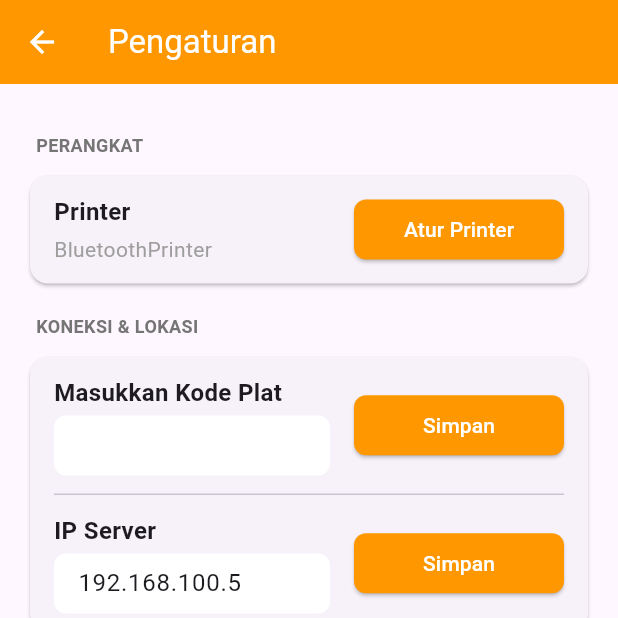
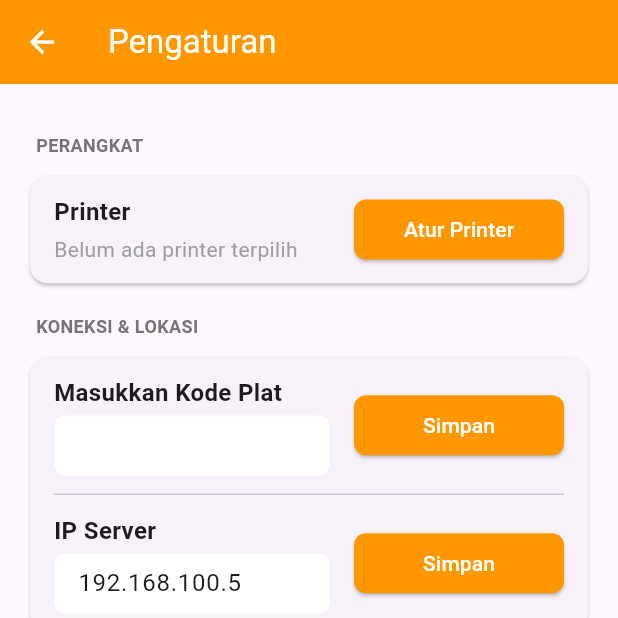
Before and after one commit to MUHAMMADKASIM28/parkaways_ep_flutter, a Flutter app: the SettingsView screen opened by its route, on a phone screen of 412 x 824 dp, the top half of it. Run offline on Flutter 3.47's test engine with Material 3 defaults, Android fonts, the phone set to English and light mode, and no system bars; our stand-ins replace another_flushbar, fluttertoast, get, go_router; missing offline and left inert: blue_thermal_printer, mobile_scanner.

Commit message:
package mobile scanner & bluetooth printer done

```diff
--- a/lib/features/dashboard/views/widgets/durasi_section.dart
+++ b/lib/features/dashboard/views/widgets/durasi_section.dart
@@ -1,3 +1,5 @@
+// lib/features/dashboard/views/widgets/durasi_section.dart
+
 import 'package:flutter/material.dart';
 import 'package:get/get.dart';
 import '../../controllers/dashboard_controllers.dart';
@@ -37,6 +39,7 @@ class DurasiSection extends GetView<DashboardController> {
           ),
         ),
         const SizedBox(height: 24),
+        // DIUBAH: Bungkus semua InfoText dengan Obx agar nilainya dinamis
         Obx(() => InfoText(label: 'Waktu Masuk', value: controller.waktuMasuk.value)),
         Obx(() => InfoText(label: 'Waktu Scan', value: controller.waktuScan.value)),
         Obx(() => InfoText(label: 'Durasi', value: controller.durasi.value)),
@@ -52,7 +55,6 @@ class InfoText extends StatelessWidget {
 
   @override
   Widget build(BuildContext context) {
-    // Definisikan warna baru di sini
     const Color highlightColor = Color(0xFFF5A623);
 
     return Padding(
@@ -60,7 +62,6 @@ class InfoText extends StatelessWidget {
       child: Column(
         crossAxisAlignment: CrossAxisAlignment.start,
         children: [
-          // DIUBAH: Warna teks label
           Text(label, style: const TextStyle(color: highlightColor)),
           Text(value, style: const TextStyle(color: Colors.white, fontSize: 16, fontWeight: FontWeight.bold)),
         ],
--- a/lib/features/settings/models/settings_models.dart
+++ b/lib/features/settings/models/settings_models.dart
@@ -1,13 +1,17 @@
-// lib/features/settings/models/settings_model.dart
+// lib/features/settings/models/settings_models.dart
 
 class SettingsModel {
-  String selectedPrinter;
+  // Simpan nama dan alamat printer
+  String selectedPrinterName;
+  String selectedPrinterAddress;
+
   String locationCode;
   String ipServer;
   String username;
 
   SettingsModel({
-    this.selectedPrinter = 'BluetoothPrinter',
+    this.selectedPrinterName = '',
+    this.selectedPrinterAddress = '',
     this.locationCode = '',
     this.ipServer = '192.168.1.1',
     this.username = 'kasir_1',
--- a/lib/features/settings/views/settings_views.dart
+++ b/lib/features/settings/views/settings_views.dart
@@ -5,6 +5,8 @@ import 'package:go_router/go_router.dart';
 import '../controllers/settings_controllers.dart';
 import 'widgets/settings_group.dart';
 import 'widgets/settings_item.dart';
+// DIUBAH: Perbaiki cara impor package di sini
+import 'package:blue_thermal_printer/blue_thermal_printer.dart';
 
 class SettingsView extends StatefulWidget {
   const SettingsView({super.key});
@@ -14,33 +16,46 @@ class SettingsView extends StatefulWidget {
 
 class _SettingsViewState extends State<SettingsView> {
   final _controller = SettingsController();
+  List<BluetoothDevice> _devices = [];
+  bool _isLoading = false;
 
   @override
-  void dispose() {
-    _controller.dispose();
-    super.dispose();
+  void initState() {
+    super.initState();
+    _getBluetoothDevices();
   }
 
-  // ... (fungsi _showPrinterDialog tidak berubah)
+  void _getBluetoothDevices() async {
+    setState(() => _isLoading = true);
+    try {
+      _devices = await BlueThermalPrinter.instance.getBondedDevices();
+    } catch (e) {
+      print("Error getting devices: $e");
+    }
+    setState(() => _isLoading = false);
+  }
+
   void _showPrinterDialog() {
     showDialog(
       context: context,
       builder: (BuildContext context) {
-        final List<String> printers = ['Default Printer', 'BluetoothPrinter'];
-
         return AlertDialog(
-          title: const Text('Pilih Printer'),
+          title: const Text('Pilih Printer Bluetooth'),
           content: SizedBox(
             width: double.minPositive,
-            child: ListView.builder(
+            child: _isLoading
+                ? const Center(child: CircularProgressIndicator())
+                : ListView.builder(
               shrinkWrap: true,
-              itemCount: printers.length,
+              itemCount: _devices.length,
               itemBuilder: (context, index) {
+                final device = _devices[index];
                 return ListTile(
-                  title: Text(printers[index]),
+                  title: Text(device.name ?? 'Unknown Device'),
+                  subtitle: Text(device.address ?? ''),
                   onTap: () {
                     setState(() {
-                      _controller.selectPrinter(printers[index]);
+                      _controller.selectPrinter(device);
                     });
                     Navigator.of(context).pop();
                   },
@@ -48,11 +63,22 @@ class _SettingsViewState extends State<SettingsView> {
               },
             ),
           ),
+          actions: [
+            TextButton(
+              onPressed: _getBluetoothDevices,
+              child: const Text('REFRESH'),
+            ),
+          ],
         );
       },
     );
   }
 
+  @override
+  void dispose() {
+    _controller.dispose();
+    super.dispose();
+  }
 
   @override
   Widget build(BuildContext context) {
@@ -62,12 +88,8 @@ class _SettingsViewState extends State<SettingsView> {
           icon: const Icon(Icons.arrow_back, color: Colors.white),
           onPressed: () => context.go('/dashboard'),
         ),
-        title: const Text(
-          'Pengaturan',
-          style: TextStyle(color: Colors.white),
-        ),
+        title: const Text('Pengaturan', style: TextStyle(color: Colors.white)),
         backgroundColor: Colors.orange,
-        foregroundColor: Colors.white,
       ),
       body: ListView(
         padding: const EdgeInsets.all(16.0),
@@ -77,7 +99,9 @@ class _SettingsViewState extends State<SettingsView> {
             children: [
               SettingItem(
                 title: 'Printer',
-                subtitle: _controller.settings.selectedPrinter,
+                subtitle: _controller.settings.selectedPrinterName.isNotEmpty
+                    ? _controller.settings.selectedPrinterName
+                    : 'Belum ada printer terpilih',
                 buttonText: 'Atur Printer',
                 onButtonPressed: _showPrinterDialog,
               ),
@@ -90,15 +114,13 @@ class _SettingsViewState extends State<SettingsView> {
                 title: 'Masukkan Kode Plat',
                 buttonText: 'Simpan',
                 textFieldController: _controller.locationCodeController,
-                hintText: _controller.settings.locationCode,
                 onButtonPressed: _controller.saveLocationCode,
               ),
-              // 👇 UBAH BAGIAN INI 👇
               SettingItem(
                 title: 'IP Server',
-                buttonText: 'Simpan', // Tambahkan tombol simpan
-                textFieldController: _controller.ipServerController, // Gunakan text controller
-                onButtonPressed: _controller.saveIpServer, // Panggil fungsi simpan
+                buttonText: 'Simpan',
+                textFieldController: _controller.ipServerController,
+                onButtonPressed: _controller.saveIpServer,
               ),
             ],
           ),
--- /dev/null
+++ b/lib/services/printer_service.dart
@@ -0,0 +1,45 @@
+// lib/services/printer_service.dart
+
+import 'package:blue_thermal_printer/blue_thermal_printer.dart';
+import 'package:flutter/services.dart';
+import 'package:intl/intl.dart';
+import '../features/dashboard/models/dashboard_models.dart';
+
+class PrinterService {
+  final BlueThermalPrinter _printer = BlueThermalPrinter.instance;
+
+  Future<void> printReceipt(TransactionData data, int total, String kasir) async {
+    // Cek apakah printer sudah terhubung
+    bool? isConnected = await _printer.isConnected;
+    if (isConnected != true) {
+      throw Exception('Printer tidak terhubung. Silakan atur di halaman Settings.');
+    }
+
+    // Siapkan data struk
+    final dateFormat = DateFormat('dd/MM/yyyy HH:mm:ss');
+    final currencyFormat = NumberFormat.currency(locale: 'id_ID', symbol: 'Rp ', decimalDigits: 0);
+
+    // Cetak header
+    await _printer.printCustom("PARKWAYS EXPRESS PAYMENT", 2, 1); // Teks, Ukuran, Align
+    await _printer.printCustom("BSS Office", 1, 1);
+    await _printer.printNewLine();
+
+    // Cetak detail transaksi
+    await _printer.printLeftRight("Kasir", kasir, 1);
+    await _printer.printLeftRight("Plat Nomor", data.plateNumber, 1);
+    await _printer.printLeftRight("Jenis", data.vehicleType, 1);
+    await _printer.printLeftRight("Waktu Masuk", dateFormat.format(data.entryTime), 1);
+    await _printer.printLeftRight("Waktu Keluar", dateFormat.format(data.scanTime), 1);
+    await _printer.printCustom("--------------------------------", 1, 1);
+
+    // Cetak Total
+    await _printer.printLeftRight("TOTAL", currencyFormat.format(total), 2);
+    await _printer.printCustom("--------------------------------", 1, 1);
+    await _printer.printNewLine();
+
+    // Cetak footer
+    await _printer.printCustom("Terima Kasih", 1, 1);
+    await _printer.printCustom("Selamat Jalan Kembali", 1, 1);
+    await _printer.paperCut(); // Potong kertas (jika didukung)
+  }
+}
--- a/pubspec.yaml
+++ b/pubspec.yaml
@@ -40,6 +40,8 @@ dependencies:
   get: ^4.6.6
   mobile_scanner: ^5.1.1
   go_router: ^14.2.0
+  http: ^1.2.1
+  blue_thermal_printer: ^1.2.2
 
 dev_dependencies:
   flutter_test:
```
Also changed, not shown: lib/features/dashboard/controllers/dashboard_controllers.dart (+80 -66 lines), lib/features/settings/controllers/settings_controllers.dart (+17 -10 lines), lib/services/api_service.dart (added, +43 -0 lines), 1 other file.
